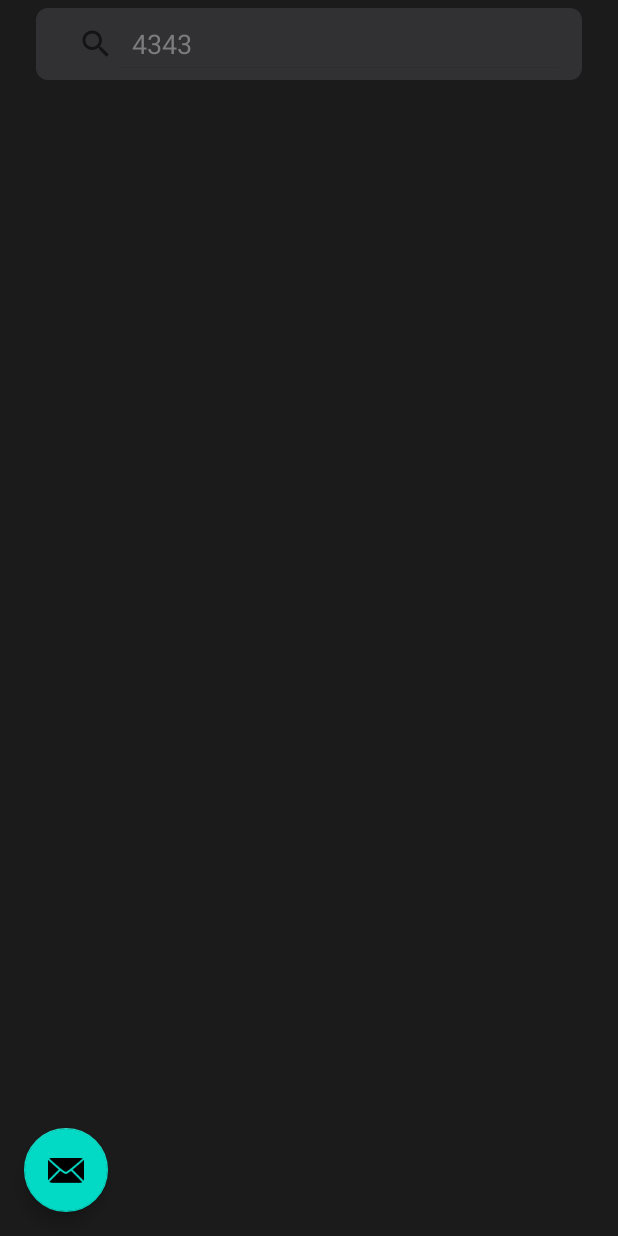
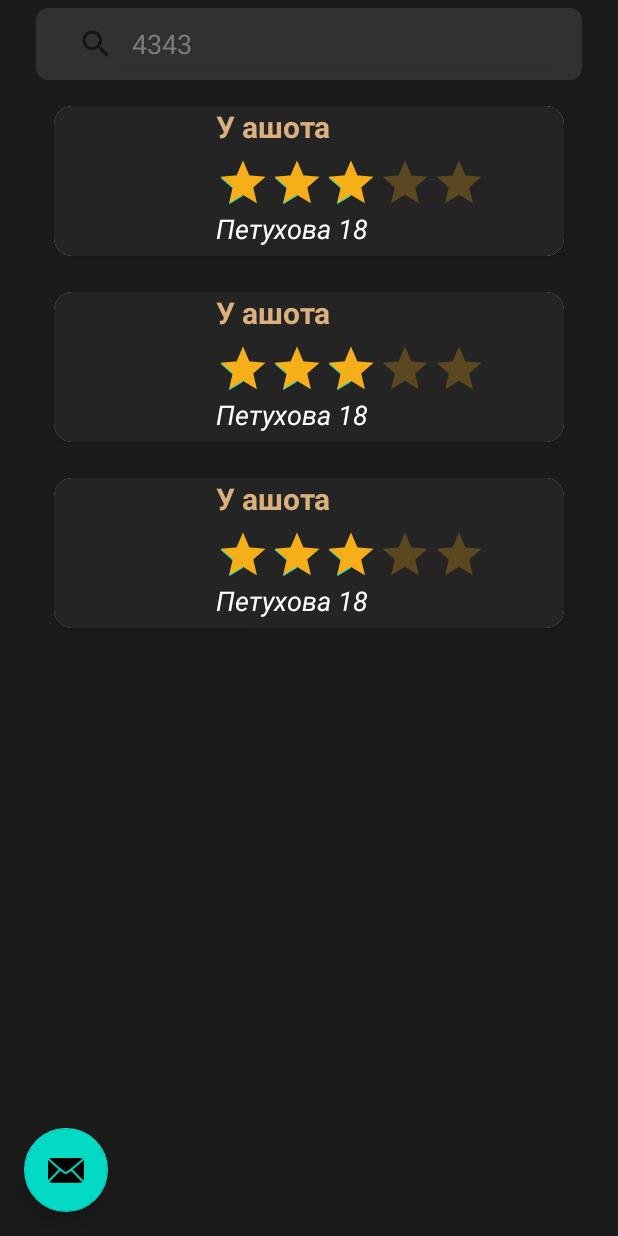
Before and after one commit to ProcrastinationIsMyHobby/STOClub, an Android app: the screen it shows after launch (MainActivity), on a phone screen of 412 x 824 dp. Run offline under Robolectric (Android 15) with nearby library versions, the phone set to English and light mode, and no system bars; our stand-ins replace Picasso, navigation-ui; pictures from the network do not load.

Commit message:
v.1.0 |Add adapter for rv

```diff
--- /dev/null
+++ b/app/src/main/java/com/example/sto2/adapters/StoListAdapter.kt
@@ -0,0 +1,58 @@
+package com.example.sto2.adapters
+
+import android.view.LayoutInflater
+import android.view.View
+import android.view.ViewGroup
+import android.widget.ImageView
+import android.widget.RatingBar
+import android.widget.TextView
+import androidx.navigation.Navigation
+import androidx.recyclerview.widget.RecyclerView
+import com.example.sto2.R
+import com.example.sto2.objects.STO
+import com.example.sto2.retrofit.Common
+import com.example.sto2.utils.TransPic
+import com.squareup.picasso.Picasso
+
+class StoListAdapter(stoList:List<STO>): RecyclerView.Adapter<StoListAdapter.MyViewHolder>() {
+
+    private val stoList: List<STO> = stoList
+
+    class MyViewHolder(itemView: View): RecyclerView.ViewHolder(itemView){
+        val image: ImageView = itemView.findViewById(R.id.card_image)
+        val txtTitle: TextView = itemView.findViewById(R.id.txtTitle)
+        val txtLocation: TextView = itemView.findViewById(R.id.txtLocation)
+        val ratingBar: RatingBar = itemView.findViewById(R.id.rating)
+
+        fun bind(listItem: STO) {
+
+            itemView.setOnClickListener {
+                val navController = Navigation.findNavController(itemView)
+                navController.navigate(R.id.action_STOListFragment_to_STOInfoFragment)
+            }
+        }
+
+    }
+
+    override fun onCreateViewHolder(parent: ViewGroup, viewType: Int): MyViewHolder {
+        val itemView = LayoutInflater.from(parent.context).inflate(R.layout.item, parent, false)
+        return MyViewHolder(itemView)
+    }
+
+    override fun getItemCount() = stoList.size
+
+    override fun onBindViewHolder(holder: MyViewHolder, position: Int) {
+        val listItem = stoList[position]
+
+        if(listItem.image?.isNotEmpty() == true) {
+            Picasso.get().load(Common.BASE_URL + "media/" + listItem.image!![0]).transform(TransPic()).into(holder.image)
+        }
+
+        holder.txtTitle.text = listItem.name
+        holder.txtLocation.text = listItem.location
+        holder.ratingBar.rating = listItem.rating
+
+        holder.bind(listItem)
+
+    }
+}
--- a/app/src/main/java/com/example/sto2/objects/STO.kt
+++ b/app/src/main/java/com/example/sto2/objects/STO.kt
@@ -1,10 +1,10 @@
 package com.example.sto2.objects
 
 data class STO(var name: String,
-               var UID:Int,
+               var UID: String,
                var description: String,
                var about: String,
                var location: String,
-               var reviews: List<Review>,
+               var reviews: List<Review>?,
                var rating:Float,
-               var image: List<String>)
+               var image: List<String>?)
--- a/app/src/main/java/com/example/sto2/view/fragments/STOListFragment.kt
+++ b/app/src/main/java/com/example/sto2/view/fragments/STOListFragment.kt
@@ -6,13 +6,17 @@ import android.view.LayoutInflater
 import android.view.View
 import android.view.ViewGroup
 import androidx.navigation.fragment.findNavController
+import androidx.recyclerview.widget.LinearLayoutManager
 import com.example.sto2.R
+import com.example.sto2.adapters.StoListAdapter
 import com.example.sto2.databinding.FragmentStoListBinding
+import com.example.sto2.objects.STO
 
 class STOListFragment : Fragment() {
 
     private var _binding: FragmentStoListBinding? = null
     private val binding get() = _binding!!
+    private lateinit var stoList: MutableList<STO>
 
     override fun onCreateView(
         inflater: LayoutInflater, container: ViewGroup?,
@@ -27,9 +31,22 @@ class STOListFragment : Fragment() {
     override fun onViewCreated(view: View, savedInstanceState: Bundle?) {
         super.onViewCreated(view, savedInstanceState)
 
+        stoList = ArrayList()
+        val sto = STO("У ашота","UID","Ашот крутой", "", "Петухова 18", null,3.toFloat(),null)
+        stoList.add(sto)
+        stoList.add(sto)
+        stoList.add(sto)
         binding.fab.setOnClickListener { view ->
             findNavController().navigate(R.id.action_STOListFragment_to_towTruckCallFragment)
         }
+
+        val layoutManager = LinearLayoutManager(context)
+        binding.recycler.layoutManager = layoutManager
+        binding.recycler.setHasFixedSize(true);
+        val adapter  = StoListAdapter(stoList)
+        adapter.notifyDataSetChanged()
+
+        binding.recycler.adapter = adapter
     }
 
     override fun onDestroyView() {
--- a/app/src/main/res/layout/fragment_sto_list.xml
+++ b/app/src/main/res/layout/fragment_sto_list.xml
@@ -42,6 +42,7 @@
        app:layout_constraintEnd_toEndOf="parent"
        app:layout_constraintStart_toStartOf="parent"
        app:layout_constraintTop_toBottomOf="@id/sale"
+       android:paddingBottom="100dp"
        tools:listitem="@layout/item" />
 
    <com.google.android.material.floatingactionbutton.FloatingActionButton
--- a/app/src/main/res/layout/item.xml
+++ b/app/src/main/res/layout/item.xml
@@ -5,24 +5,20 @@
     xmlns:app="http://schemas.android.com/apk/res-auto"
     app:cardCornerRadius="12dp"
     android:layout_margin="12dp"
-    app:layout_constraintCircleRadius="12dp"
-    >
+    app:layout_constraintCircleRadius="12dp">
 
     <LinearLayout
-        android:id="@+id/linearLayout"
         android:background="#242424"
         android:layout_width="match_parent"
         android:layout_height="match_parent"
         android:orientation="horizontal">
-
 
         <ImageView
             android:id="@+id/card_image"
             android:layout_width="100dp"
             android:layout_height="100dp"
             android:layout_marginEnd="8dp"
-            android:layout_marginRight="8dp"
-            />
+            android:layout_marginRight="8dp"/>
 
         <LinearLayout
             android:layout_width="match_parent"
@@ -40,12 +36,11 @@
                 android:layout_marginBottom="6dp"/>
 
             <RatingBar
+                android:id="@+id/rating"
                 android:layout_width="wrap_content"
                 android:layout_height="wrap_content"
                 style="@style/RatingBar"
-                android:rating="3"
-                />
-
+                android:rating="3"/>
 
             <TextView
                 android:id="@+id/txtLocation"
@@ -54,10 +49,7 @@
                 android:text="Петухова 18"
                 android:textColor="@color/white"
                 android:textSize="18sp"
-                android:textStyle="italic" />
+                android:textStyle="italic"/>
         </LinearLayout>
-
     </LinearLayout>
-
-
 </androidx.cardview.widget.CardView>
```
Also changed, not shown: app/src/main/java/com/example/sto2/utils/TransPic.kt (added, +26 -0 lines).
